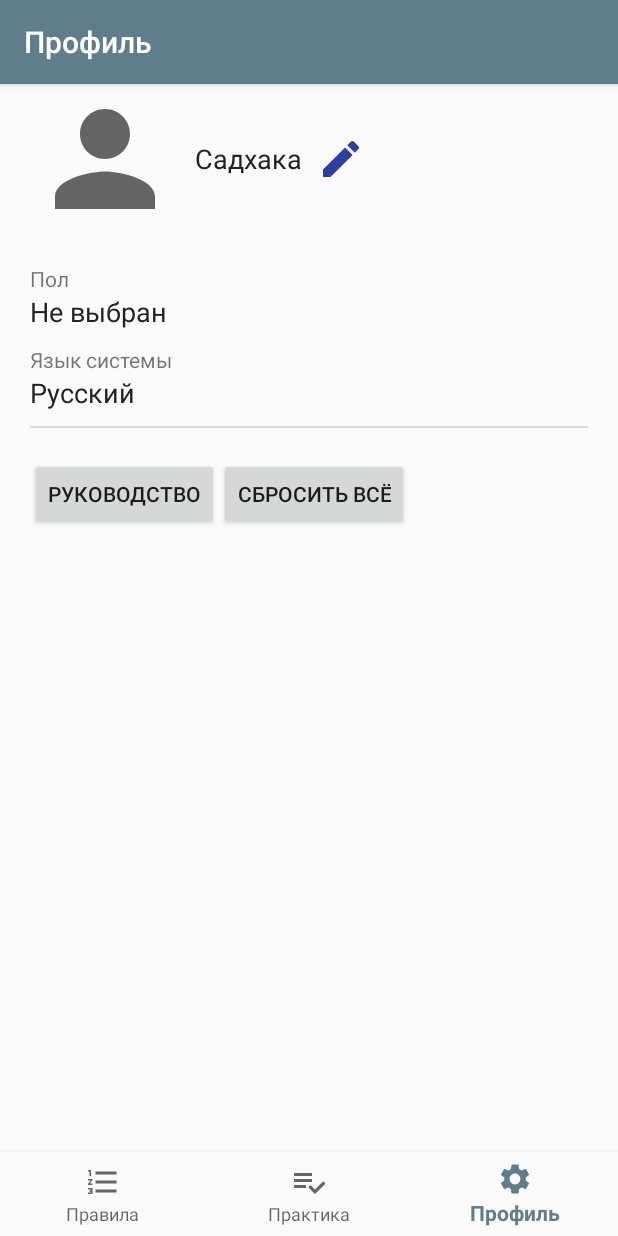
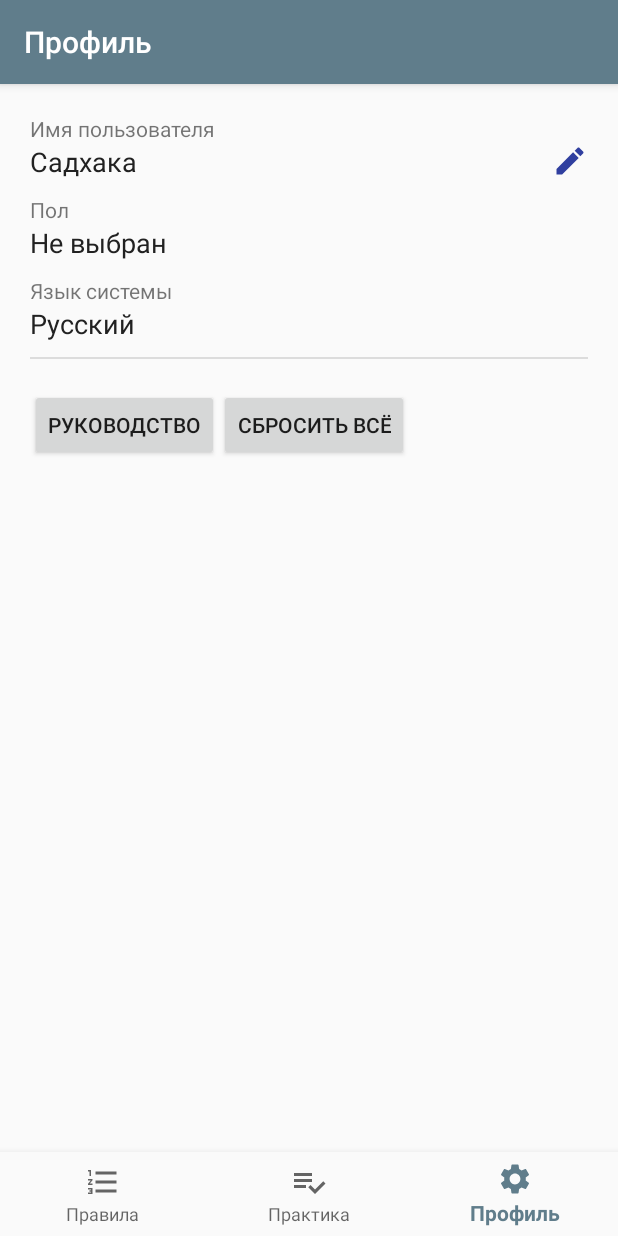
Before and after one commit to MaratHmit/conduct_rules, an Android app: the ProfileFragment screen opened through its navigation route, on a phone screen of 412 x 824 dp. Run offline under Robolectric (Android 15) with nearby library versions, the phone set to English and light mode, and no system bars; our stand-ins replace navigation-ui.

Commit message:
раскраска квадратиков по дням

```diff
--- a/app/src/main/java/ru/am/conduct_rules/RuleInfo.java
+++ b/app/src/main/java/ru/am/conduct_rules/RuleInfo.java
@@ -5,6 +5,7 @@ public class RuleInfo {
     public int practiceId;
     public String name;
     public String code;
+    public int date;
     public int level; // уровень
     public Boolean checked;  // выбрано
     public Boolean available; // доступно
--- a/app/src/main/java/ru/am/conduct_rules/ui/practice/PracticeFragment.java
+++ b/app/src/main/java/ru/am/conduct_rules/ui/practice/PracticeFragment.java
@@ -5,7 +5,6 @@ import android.content.Intent;
 import android.database.Cursor;
 import android.graphics.Color;
 import android.os.Bundle;
-import android.support.v4.app.FragmentActivity;
 import android.util.TypedValue;
 import android.view.Gravity;
 import android.view.LayoutInflater;
@@ -22,14 +21,13 @@ import android.support.v4.app.Fragment;
 
 import java.util.ArrayList;
 import java.util.Date;
+import java.util.HashMap;
+import java.util.Map;
 
-import ru.am.conduct_rules.Consts;
 import ru.am.conduct_rules.DataModule;
-import ru.am.conduct_rules.ProfileActivity;
 import ru.am.conduct_rules.R;
 import ru.am.conduct_rules.RuleInfo;
 import ru.am.conduct_rules.databinding.FragmentPracticeBinding;
-import ru.am.conduct_rules.ui.MainActivity;
 import ru.am.conduct_rules.ui.StackActivity;
 
 public class PracticeFragment extends Fragment {
@@ -39,7 +37,9 @@ public class PracticeFragment extends Fragment {
     private ArrayList<View> listPractice;
     private ArrayList<View> listMainRect;
     private ArrayList<View> listFooterRect;
-    private Button buttonMarkCards;
+
+    private Map<Integer, int[]> mapPractice;
+    private Map<Integer, Integer> mapCountDays;
 
     public View onCreateView(@NonNull LayoutInflater inflater,
                              ViewGroup container, Bundle savedInstanceState) {
@@ -48,13 +48,16 @@ public class PracticeFragment extends Fragment {
         View root = binding.getRoot();
         mLinerLayoutPractices = root.findViewById(R.id.listPractices);
 
-        listMainRect = new ArrayList();
-        listFooterRect = new ArrayList();
-        listPractice = new ArrayList();
+        listMainRect = new ArrayList<>();
+        listFooterRect = new ArrayList<>();
+        listPractice = new ArrayList<>();
+
+        mapPractice = new HashMap<Integer, int[]>();
+        mapCountDays = new HashMap<Integer, Integer>();
 
         loadPractices();
 
-        buttonMarkCards = (Button) root.findViewById(R.id.button_mark_cards);
+        Button buttonMarkCards = (Button) root.findViewById(R.id.button_mark_cards);
         buttonMarkCards.setOnClickListener(new View.OnClickListener() {
             @Override
             public void onClick(View v) {
@@ -92,8 +95,10 @@ public class PracticeFragment extends Fragment {
         int height = DataModule.convertDpToPixel(90, context);
         int paddingDP = DataModule.convertDpToPixel(4, context);
 
+        initPracticeList();
+
         Cursor cursor = DataModule.dbReader.rawQuery("SELECT r._id, r.name" +
-                " FROM rule r JOIN practice p WHERE r._id = p.rule_id GROUP BY r._id", null);
+                " FROM rule r JOIN practice p ON r._id = p.rule_id GROUP BY r._id", null);
         if ((cursor != null)) {
             while (cursor.moveToNext()) {
 
@@ -145,7 +150,45 @@ public class PracticeFragment extends Fragment {
 
     }
 
-    private void setProgressFooter(LinearLayout layout, int id) {
+    private void initPracticeList() {
+
+        RuleInfo info;
+        int index;
+        int currDate = (int) (new Date().getTime() / (1000 * 86400));
+
+        Cursor cursor = DataModule.dbReader.rawQuery("SELECT p._id, p.rule_id, p.result, p.done, p.date" +
+                " FROM practice p ORDER BY p._id", null);
+        if ((cursor != null)) {
+            while (cursor.moveToNext()) {
+                info = new RuleInfo();
+                info.id = cursor.getInt(1);
+                info.date = cursor.getInt(4);
+                int[] days;
+                if (mapPractice.get(info.id) == null) {
+                    days = new int[21];
+                    mapPractice.put(info.id, days);
+                    index = 0;
+                    mapCountDays.put(info.id, index);
+                } else {
+                    days = mapPractice.get(info.id);
+                    index = mapCountDays.get(info.id);
+                }
+                if (days != null) {
+                    if (info.date <= currDate) {
+                        if (cursor.getInt(3) == 0) { // правило пропущено
+                            days[index] = 1;
+                        } else
+                            days[index] = (cursor.getInt(2) == 0) ? 2 : 3;
+                        index++;
+                        mapCountDays.put(info.id, index);
+                    }
+                }
+            }
+        }
+
+    }
+
+    private void setProgressFooter(LinearLayout layout, int ruleID) {
 
         Context context = getContext();
         if (context == null)
@@ -154,6 +197,10 @@ public class PracticeFragment extends Fragment {
         int size1 = DataModule.convertDpToPixel(1, context);
         int height = DataModule.convertDpToPixel(90, context);
 
+        int pos = 0;
+        int[] days = new int[21];
+        if (mapPractice.get(ruleID) != null)
+            days = mapPractice.get(ruleID);
         int h;
         for (int i = 0; i < 3; i++) {
             LinearLayout wrapperH = new LinearLayout(context);
@@ -167,7 +214,24 @@ public class PracticeFragment extends Fragment {
                 View rect = new View(context);
                 rect.setLayoutParams(new LinearLayout.LayoutParams(0, h, 1));
                 rect.setBackground(context.getDrawable(R.drawable.cell_shape_light_gray));
+                if ((days != null) && (pos < days.length)) {
+                    switch (days[pos]) {
+                        case 0:
+                            rect.setBackground(context.getDrawable(R.drawable.cell_shape_light_gray));
+                            break;
+                        case 1:
+                            rect.setBackground(context.getDrawable(R.drawable.cell_shape_yellow));
+                            break;
+                        case 2:
+                            rect.setBackground(context.getDrawable(R.drawable.cell_shape_red));
+                            break;
+                        case 3:
+                            rect.setBackground(context.getDrawable(R.drawable.cell_shape_green));
+                            break;
+                    }
+                }
                 wrapperH.addView(rect);
+                pos++;
             }
 
             layout.addView(wrapperH);
@@ -204,7 +268,8 @@ public class PracticeFragment extends Fragment {
         layoutParamsBadge.addRule(RelativeLayout.ALIGN_PARENT_TOP);
         wrapperButtonV.addView(badge, layoutParamsBadge);
         badge.setGravity(Gravity.CENTER);
-        badge.setText("3");
+        if ((mapCountDays != null) && (mapCountDays.get(ruleID) != null))
+            badge.setText(String.valueOf(mapCountDays.get(ruleID)));
         badge.setTextSize(textSize);
         badge.setTextColor(Color.WHITE);
 
@@ -243,11 +308,15 @@ public class PracticeFragment extends Fragment {
 
         LinearLayout wrapperRect = new LinearLayout(context);
         wrapperRect.setOrientation(LinearLayout.VERTICAL);
-        LinearLayout.LayoutParams layoutParamsW = new LinearLayout.LayoutParams( widthL, height);
+        LinearLayout.LayoutParams layoutParamsW = new LinearLayout.LayoutParams(widthL, height);
         wrapperRect.setLayoutParams(layoutParamsW);
         listMainRect.add(wrapperRect);
 
         int h;
+        int pos = 0;
+        int[] days = new int[21];
+        if (mapPractice.get(ruleID) != null)
+            days = mapPractice.get(ruleID);
         for (int i = 0; i < 3; i++) {
             LinearLayout wrapperH = new LinearLayout(context);
             wrapperH.setOrientation(LinearLayout.HORIZONTAL);
@@ -259,8 +328,24 @@ public class PracticeFragment extends Fragment {
             for (int j = 0; j < 2; j++) {
                 View rect = new View(context);
                 rect.setLayoutParams(new LinearLayout.LayoutParams(0, h, 1));
-                rect.setBackground(context.getDrawable(R.drawable.cell_shape_light_gray));
+                if ((days != null) && (pos < days.length)) {
+                    switch (days[pos]) {
+                        case 0:
+                            rect.setBackground(context.getDrawable(R.drawable.cell_shape_light_gray));
+                            break;
+                        case 1:
+                            rect.setBackground(context.getDrawable(R.drawable.cell_shape_yellow));
+                            break;
+                        case 2:
+                            rect.setBackground(context.getDrawable(R.drawable.cell_shape_red));
+                            break;
+                        case 3:
+                            rect.setBackground(context.getDrawable(R.drawable.cell_shape_green));
+                            break;
+                    }
+                }
                 wrapperH.addView(rect);
+                pos++;
             }
 
             wrapperRect.addView(wrapperH);
--- a/app/src/main/java/ru/am/conduct_rules/ui/profile/ProfileFragment.java
+++ b/app/src/main/java/ru/am/conduct_rules/ui/profile/ProfileFragment.java
@@ -10,6 +10,7 @@ import android.view.LayoutInflater;
 import android.view.View;
 import android.view.ViewGroup;
 import android.widget.Button;
+import android.widget.ImageButton;
 import android.widget.ImageView;
 import android.widget.TextView;
 import android.support.annotation.NonNull;
@@ -46,7 +47,7 @@ public class ProfileFragment extends Fragment {
 
         initDBHelper(getContext());
 
-        Button buttonEdit = (Button) root.findViewById(R.id.buttonEdit);
+        ImageButton buttonEdit = (ImageButton) root.findViewById(R.id.buttonEdit);
 
         buttonEdit.setOnClickListener(new View.OnClickListener() {
             @Override
--- /dev/null
+++ b/app/src/main/res/drawable-v24/cell_shape_green.xml
@@ -0,0 +1,4 @@
+<shape xmlns:android="http://schemas.android.com/apk/res/android" android:shape="rectangle" >
+    <solid android:color="#00CF00" />
+    <stroke android:width="1dip" android:color="#000000"/>
+</shape>
--- /dev/null
+++ b/app/src/main/res/drawable-v24/cell_shape_light_red.xml
@@ -0,0 +1,4 @@
+<shape xmlns:android="http://schemas.android.com/apk/res/android" android:shape="rectangle" >
+    <solid android:color="#FADBDB" />
+    <stroke android:width="1dip" android:color="#000000"/>
+</shape>
--- /dev/null
+++ b/app/src/main/res/drawable-v24/cell_shape_red.xml
@@ -0,0 +1,4 @@
+<shape xmlns:android="http://schemas.android.com/apk/res/android" android:shape="rectangle" >
+    <solid android:color="#f80000" />
+    <stroke android:width="1dip" android:color="#000000"/>
+</shape>
--- /dev/null
+++ b/app/src/main/res/drawable-v24/cell_shape_yellow.xml
@@ -0,0 +1,4 @@
+<shape xmlns:android="http://schemas.android.com/apk/res/android" android:shape="rectangle" >
+    <solid android:color="#FBFBA7" />
+    <stroke android:width="1dip" android:color="#000000"/>
+</shape>
--- a/app/src/main/res/layout/fragment_profile.xml
+++ b/app/src/main/res/layout/fragment_profile.xml
@@ -3,38 +3,48 @@
     android:layout_width="match_parent"
     android:layout_height="match_parent"
     android:orientation="vertical"
+    android:paddingTop="20dp"
     android:paddingLeft="20dp"
     android:paddingRight="20dp">
 
     <LinearLayout
         android:layout_width="match_parent"
         android:layout_height="wrap_content"
-        android:orientation="horizontal"
-        android:paddingBottom="20dp">
+        android:orientation="vertical"
+        android:paddingBottom="10dp">
 
-        <ImageView
-            android:layout_width="100dp"
-            android:layout_height="100dp"
-            android:layout_alignParentLeft="true"
-            android:src="@drawable/ic_baseline_person_24" />
+        <TextView
+            android:layout_width="wrap_content"
+            android:layout_height="wrap_content"
+            android:text="Имя пользователя"
+            android:textSize="14sp" />
+
+        <RelativeLayout
+            android:layout_width="match_parent"
+            android:layout_height="wrap_content"
+            >
 
             <TextView
                 android:id="@+id/textViewUserName"
                 android:layout_width="wrap_content"
-            android:layout_height="match_parent"
-            android:gravity="center"
-            android:paddingLeft="10dp"
+                android:layout_height="wrap_content"
+                android:text="Не задано"
+                android:layout_alignParentLeft="true"
                 android:textColor="@color/primary_text"
                 android:textSize="18sp" />
 
 
-        <Button
+            <ImageButton
                 android:id="@+id/buttonEdit"
-            android:layout_width="32dp"
-            android:layout_height="32dp"
+                android:layout_width="24dp"
+                android:layout_height="24dp"
                 android:layout_gravity="center"
-            android:layout_marginLeft="10dp"
+                android:layout_alignParentRight="true"
                 android:background="@drawable/ic_baseline_edit_24" />
+
+        </RelativeLayout>
+
+
 
     </LinearLayout>
 
```
Lines whose indentation alone changed are shown as unchanged.
